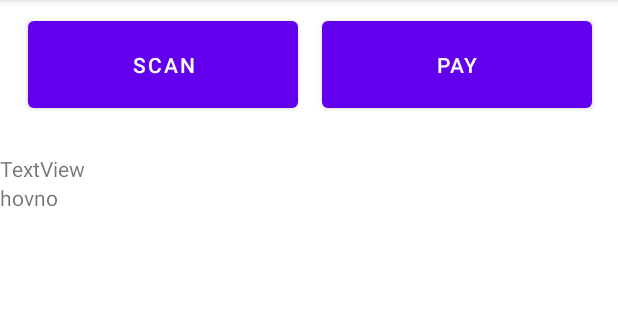
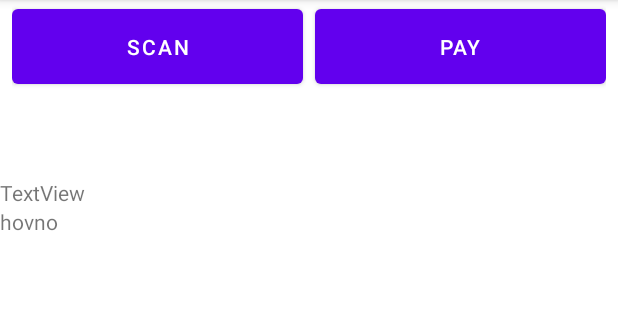
Before and after one commit to slovakiaman/Cashier, an Android app: the screen it shows after launch (MainActivity), after a tap on "PAY", on a phone screen of 412 x 824 dp, the part 84-404 px from its top. Run offline under Robolectric (Android 15) with nearby library versions, the phone set to English and light mode, and no system bars; libraries missing offline, so code that uses them is left out: com.google.zxing.integration.

Commit message:
Recreated existing MainActivity layout with linearlayout

```diff
--- a/app/src/main/java/com/example/cashier/MainActivity.java
+++ b/app/src/main/java/com/example/cashier/MainActivity.java
@@ -27,7 +27,7 @@ public class MainActivity extends AppCompatActivity {
         super.onCreate(savedInstanceState);
         setContentView(R.layout.activity_main);
 
-        Button scanButton = (Button)findViewById(R.id.scanBtnId);
+        Button scanButton = (Button)findViewById(R.id.btnScan);
         scanButton.setOnClickListener(new View.OnClickListener() {
             public void onClick(View v) {
                 scanCode();
@@ -37,7 +37,7 @@ public class MainActivity extends AppCompatActivity {
             }
         });
 
-        Button payButton = (Button)findViewById(R.id.payBtnId);
+        Button payButton = (Button)findViewById(R.id.btnPay);
         payButton.setOnClickListener(new View.OnClickListener(){
             public void onClick(View v) {
                 setContentView(R.layout.activity_main);
--- a/app/src/main/res/layout/activity_main.xml
+++ b/app/src/main/res/layout/activity_main.xml
@@ -4,50 +4,30 @@
     xmlns:tools="http://schemas.android.com/tools"
     android:layout_width="match_parent"
     android:layout_height="match_parent"
+    android:orientation="vertical"
     tools:context=".MainActivity">
 
     <LinearLayout
-        android:id="@+id/linearLayout2"
-        android:layout_width="410dp"
-        android:layout_height="86dp"
-        android:orientation="vertical"
-        app:layout_constraintEnd_toEndOf="parent"
-        app:layout_constraintStart_toStartOf="parent"
-        app:layout_constraintTop_toTopOf="parent">
+        android:layout_width="match_parent"
+        android:layout_height="62dp"
+        android:layout_margin="8dp"
+        android:orientation="horizontal">
 
-        <androidx.constraintlayout.widget.ConstraintLayout
-            android:layout_width="match_parent"
-            android:layout_height="match_parent">
+        <Button
+            android:id="@+id/btnScan"
+            android:layout_width="wrap_content"
+            android:layout_height="match_parent"
+            android:layout_weight="1"
+            android:layout_marginEnd="4dp"
+            android:text="@string/btn_scan" />
 
-            <Button
-                android:id="@+id/scanBtnId"
-                android:layout_width="180dp"
-                android:layout_height="match_parent"
-                android:layout_marginStart="24dp"
-                android:layout_marginTop="8dp"
-                android:layout_marginEnd="8dp"
-                android:layout_marginBottom="8dp"
-                android:text="Scan"
-                app:layout_constraintBottom_toBottomOf="parent"
-                app:layout_constraintEnd_toStartOf="@+id/payBtnId"
-                app:layout_constraintStart_toStartOf="parent"
-                app:layout_constraintTop_toTopOf="parent" />
-
-            <Button
-                android:id="@+id/payBtnId"
-                android:layout_width="180dp"
-                android:layout_height="match_parent"
-                android:layout_marginStart="8dp"
-                android:layout_marginTop="8dp"
-                android:layout_marginEnd="24dp"
-                android:layout_marginBottom="8dp"
-                android:text="Pay"
-                app:layout_constraintBottom_toBottomOf="parent"
-                app:layout_constraintEnd_toEndOf="parent"
-                app:layout_constraintStart_toEndOf="@+id/scanBtnId"
-                app:layout_constraintTop_toTopOf="parent" />
-        </androidx.constraintlayout.widget.ConstraintLayout>
-
+        <Button
+            android:id="@+id/btnPay"
+            android:layout_width="wrap_content"
+            android:layout_height="match_parent"
+            android:layout_weight="1"
+            android:layout_marginStart="4dp"
+            android:text="@string/btn_pay" />
     </LinearLayout>
 
     <LinearLayout
--- a/app/src/main/res/values/strings.xml
+++ b/app/src/main/res/values/strings.xml
@@ -1,3 +1,6 @@
 <resources>
     <string name="app_name">Cashier</string>
+    <string name="btn_pay">Pay</string>
+    <string name="btn_scan">Scan</string>
+    <string name="btn_color">#007FFF</string>
 </resources>
```
